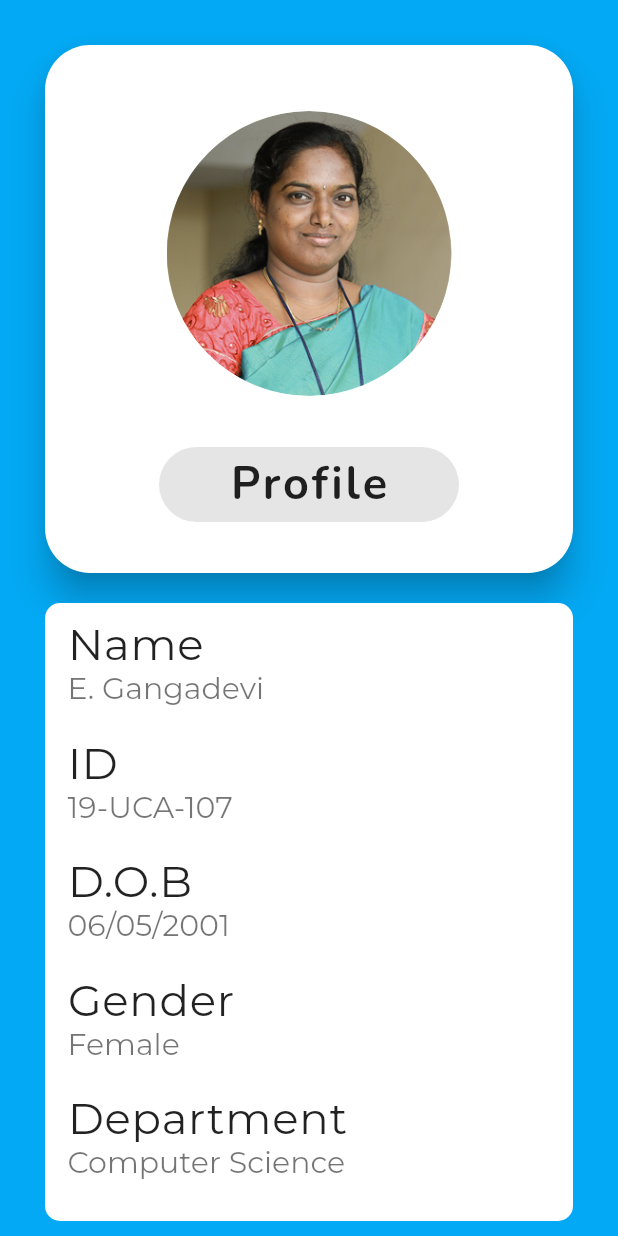
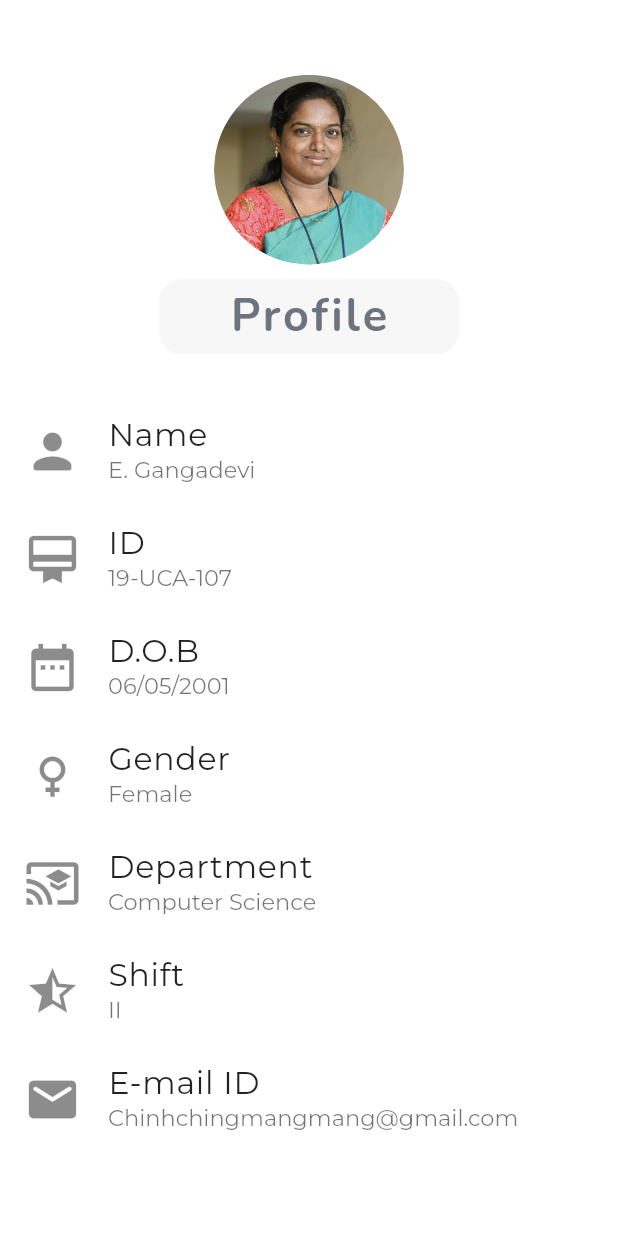
Before and after one commit to nishkalankan/profile_Module, a Flutter app: the screen it shows after launch, on a phone screen of 412 x 824 dp. Run offline on Flutter 3.47's test engine with Material 2 defaults, Android fonts, the phone set to English and light mode, and no system bars; our stand-ins replace google_fonts.

Commit message:
third commit

```diff
--- a/profile_module/lib/app.dart
+++ b/profile_module/lib/app.dart
@@ -17,45 +17,19 @@ class App extends StatelessWidget {
 }
 
 TextStyle titleStyle = new TextStyle(
-    fontSize: 29, letterSpacing: 0.5, fontWeight: FontWeight.w400);
-TextStyle subTitleStyle = new TextStyle(fontSize: 20, color: Colors.black54);
+    fontSize: 21, letterSpacing: 0.5, fontWeight: FontWeight.w400);
+TextStyle subTitleStyle = new TextStyle(fontSize: 15, color: Colors.black54);
 
 class StackWidget extends StatelessWidget {
   @override
   Widget build(BuildContext context) {
     return Container(
-        height: MediaQuery.of(context).size.height,
-        width: MediaQuery.of(context).size.width,
-        decoration: BoxDecoration(
-          gradient: LinearGradient(
-              begin: Alignment.centerLeft,
-              end: Alignment.topRight,
-              colors: [
-                Colors.lightBlue,
-                Colors.lightBlue,
-                /*
-                Colors.white,
-                Colors.lightBlue,
-                Colors.lightBlue,
-                Colors.lightBlue,
-                Colors.lightBlue,
-                Colors.lightBlue,
-                Colors.lightBlue,
-                Colors.lightBlue,
-                Colors.blue,*/
-              ]),
-        ),
+      color: Colors.white,
       child: Column(children: <Widget>[
         Padding(
           padding: EdgeInsets.fromLTRB(30, 30, 30, 10),
-            child: Material(
-              elevation: 10,
-              type: MaterialType.card,
-              color: Colors.white,
-              borderRadius: BorderRadius.circular(30),
-              child: InkWell(
           child: Container(
-                  height: MediaQuery.of(context).size.height / 2 - 70,
+            height: MediaQuery.of(context).size.height / 4,
             width: MediaQuery.of(context).size.width - 10,
             margin: EdgeInsets.only(right: 10, left: 10, top: 10),
             child: Column(
@@ -63,8 +37,8 @@ class StackWidget extends StatelessWidget {
               children: [
                 Center(
                   child: Container(
-                            width: 190.0,
-                            height: 190.0,
+                      width: 190.0 / 1.5,
+                      height: 190.0 / 1.5,
                       decoration: new BoxDecoration(
                           shape: BoxShape.circle,
                           image: new DecorationImage(
@@ -78,15 +52,15 @@ class StackWidget extends StatelessWidget {
                         width: 200,
                         height: 50,
                         decoration: BoxDecoration(
-                                borderRadius: BorderRadius.circular(40.0),
-                                color: Colors.transparent.withOpacity(0.1),
+                          borderRadius: BorderRadius.circular(15.0),
+                          color: Colors.transparent.withOpacity(0.03),
                         ),
                         child: Center(
                             child: Text('Profile',
                                 style: GoogleFonts.nunito(
                                   textStyle: TextStyle(
                                     letterSpacing: 2,
-                                          color: Colors.black87,
+                                    color: Color(0XFF6c757d),
                                     fontWeight: FontWeight.w700,
                                     fontSize: 30,
                                   ),
@@ -94,16 +68,11 @@ class StackWidget extends StatelessWidget {
               ],
             ),
           ),
-                onTap: () {
-                  print("tapped on container");
-                },
-              ),
-            ),
         ),
         Container(
-            height: MediaQuery.of(context).size.height / 2,
+          height: MediaQuery.of(context).size.height / 2 + 90,
           width: MediaQuery.of(context).size.width,
-            margin: EdgeInsets.only(right: 30, left: 30, top: 10),
+          margin: EdgeInsets.only(right: 0, left: 0, top: 0),
           decoration: BoxDecoration(
             color: Colors.white,
             /* gradient: LinearGradient(
@@ -117,59 +86,93 @@ class StackWidget extends StatelessWidget {
                       ]),*/
             borderRadius: BorderRadius.circular(10.0),
           ),
-            child: ListView(padding: EdgeInsets.only(left: 15),
-                /*crossAxisAlignment: CrossAxisAlignment.start,
-            mainAxisAlignment: MainAxisAlignment.spaceEvenly,*/
+          child: ListView(
+              padding: EdgeInsets.only(left: 0),
+              physics: NeverScrollableScrollPhysics(),
               children: <Widget>[
                 SizedBox(height: 10),
-                  Text('Name',
+                ListTile(
+                  tileColor: Colors.blue,
+                  leading: const Icon(
+                    Icons.person_rounded,
+                    size: 38,
+                  ),
+                  title: Text('Name',
                       style: GoogleFonts.montserrat(textStyle: titleStyle)),
-                  Text('E. Gangadevi',
+                  subtitle: Text('E. Gangadevi',
                       style: GoogleFonts.montserrat(textStyle: subTitleStyle)),
-                  SizedBox(
-                    height: 20,
                 ),
-                  Text('ID',
+                ListTile(
+                  tileColor: Colors.blue,
+                  leading: const Icon(
+                    Icons.card_membership,
+                    size: 38,
+                  ),
+                  title: Text('ID',
                       style: GoogleFonts.montserrat(textStyle: titleStyle)),
-                  Text('19-UCA-107',
+                  subtitle: Text('19-UCA-107',
                       style: GoogleFonts.montserrat(textStyle: subTitleStyle)),
-                  SizedBox(
-                    height: 20,
                 ),
-                  Text('D.O.B',
+                ListTile(
+                  tileColor: Colors.blue,
+                  leading: const Icon(
+                    Icons.date_range,
+                    size: 38,
+                  ),
+                  title: Text('D.O.B',
                       style: GoogleFonts.montserrat(textStyle: titleStyle)),
-                  Text('06/05/2001',
+                  subtitle: Text('06/05/2001',
                       style: GoogleFonts.montserrat(textStyle: subTitleStyle)),
-                  SizedBox(
-                    height: 20,
                 ),
-                  Text('Gender',
+                ListTile(
+                  tileColor: Colors.blue,
+                  leading: const Icon(
+                    Icons.female,
+                    size: 38,
+                  ),
+                  title: Text('Gender',
                       style: GoogleFonts.montserrat(textStyle: titleStyle)),
-                  Text('Female',
+                  subtitle: Text('Female',
                       style: GoogleFonts.montserrat(textStyle: subTitleStyle)),
-                  SizedBox(
-                    height: 20,
                 ),
-                  Text('Department',
+                ListTile(
+                  tileColor: Colors.blue,
+                  leading: const Icon(
+                    Icons.cast_for_education,
+                    size: 38,
+                  ),
+                  title: Text('Department',
                       style: GoogleFonts.montserrat(textStyle: titleStyle)),
-                  Text('Computer Science',
+                  subtitle: Text('Computer Science',
                       style: GoogleFonts.montserrat(textStyle: subTitleStyle)),
-                  SizedBox(
-                    height: 20,
                 ),
-                  Text('Shift',
+                ListTile(
+                  tileColor: Colors.blue,
+                  leading: const Icon(
+                    Icons.star_half,
+                    size: 38,
+                  ),
+                  title: Text('Shift',
                       style: GoogleFonts.montserrat(textStyle: titleStyle)),
-                  Text('II',
+                  subtitle: Text('II',
                       style: GoogleFonts.montserrat(textStyle: subTitleStyle)),
-                  SizedBox(
-                    height: 20,
                 ),
-                  Text('E-mail ID',
+                ListTile(
+                  tileColor: Colors.blue,
+                  leading: const Icon(
+                    Icons.email_rounded,
+                    size: 38,
+                  ),
+                  title: Text('E-mail ID',
                       style: GoogleFonts.montserrat(textStyle: titleStyle)),
-                  Text('Chinhchingmangmang@gmail.com',
+                  subtitle: Text('Chinhchingmangmang@gmail.com',
                       style: GoogleFonts.montserrat(textStyle: subTitleStyle)),
+                ),
               ]),
         )
-        ]));
+      ]
+          //)//
+          ),
+    );
   }
 }
```
Lines whose indentation alone changed are shown as unchanged.
